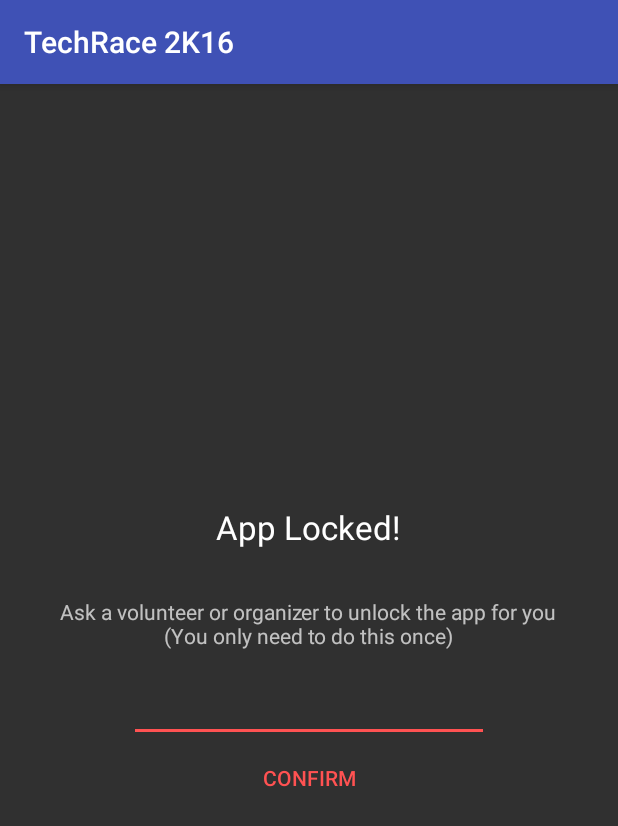
After one commit to TheDorkKnightRises/TechRace-SPIT, an Android app: the fragment CodeFragment shown on its own in the app's theme, on a phone screen of 412 x 824 dp. The commit adds this screen. Shown: the top 826 px of the screen. Run offline under Robolectric (Android 15) with nearby library versions, the phone set to English and light mode, and no system bars; libraries missing offline, so code that uses them is left out: com.heinrichreimersoftware.materialintro; 2 statements that could not run were skipped.

Commit message:
- Added splash screen - Added the first run experience

```diff
--- a/app/build.gradle
+++ b/app/build.gradle
@@ -27,8 +27,8 @@ dependencies {
     compile 'com.android.support:cardview-v7:24.0.0'
     compile 'com.android.support:recyclerview-v7:24.0.0'
     compile 'com.edwardvanraak:MaterialBarcodeScanner:0.0.6-ALPHA'
-    compile 'org.osmdroid:osmdroid-android:5.1@aar'
     compile 'com.jakewharton:butterknife:8.2.1'
     apt 'com.jakewharton:butterknife-compiler:8.2.1'
+    compile 'com.heinrichreimersoftware:material-intro:1.5.7'
     compile 'eu.davidea:flipview:1.1.1'
 }
--- /dev/null
+++ b/app/src/main/java/thedorkknightrises/techraceapp/CodeFragment.java
@@ -0,0 +1,72 @@
+package thedorkknightrises.techraceapp;
+
+import android.content.SharedPreferences;
+import android.graphics.Color;
+import android.os.Bundle;
+import android.view.LayoutInflater;
+import android.view.View;
+import android.view.ViewGroup;
+import android.widget.Button;
+import android.widget.EditText;
+import android.widget.Toast;
+
+import com.heinrichreimersoftware.materialintro.app.SlideFragment;
+
+/**
+ * Created by Samriddha Basu on 8/10/2016.
+ */
+public class CodeFragment extends SlideFragment {
+    private EditText passcode;
+    private Button button;
+    private boolean unlocked = false;
+
+    public CodeFragment() {
+        // Required empty public constructor
+    }
+
+    public static CodeFragment newInstance() {
+        return new CodeFragment();
+    }
+
+    @Override
+    public View onCreateView(LayoutInflater inflater, ViewGroup container,
+                             Bundle savedInstanceState) {
+        // Inflate the layout for this fragment
+        View root = inflater.inflate(R.layout.intro_code, container, false);
+
+        SharedPreferences pref = getActivity().getSharedPreferences("Prefs", IntroActivity.MODE_PRIVATE);
+        final SharedPreferences.Editor edit = pref.edit();
+        passcode = (EditText) root.findViewById(R.id.code);
+        button = (Button) root.findViewById(R.id.codeBtn);
+        button.setOnClickListener(new View.OnClickListener() {
+            @Override
+            public void onClick(View view) {
+                if (passcode.getText().toString().equals("UB3RH4XX0R")) {
+                    unlocked = true;
+                    unlocked();
+                    edit.putBoolean("unlocked", true);
+                    edit.putInt("group", 0);
+                    edit.commit();
+                    updateNavigation();
+                    Toast.makeText(getContext(), "Unlocked!", Toast.LENGTH_SHORT).show();
+                } else {
+                    passcode.setHintTextColor(Color.RED);
+                    passcode.setHint("Incorrect Passcode");
+                    passcode.setText("");
+                }
+            }
+        });
+        return root;
+    }
+
+    @Override
+    public boolean canGoForward() {
+        return unlocked;
+    }
+
+    private void unlocked() {
+        passcode.setEnabled(false);
+        button.setEnabled(false);
+        button.setText("✓");
+    }
+}
--- /dev/null
+++ b/app/src/main/res/drawable/launch_screen.xml
@@ -0,0 +1,12 @@
+<?xml version="1.0" encoding="utf-8"?>
+<layer-list xmlns:android="http://schemas.android.com/apk/res/android"
+    android:opacity="opaque">
+    <!-- The background color, preferably the same as your normal theme -->
+    <item android:drawable="@color/colorPrimary" />
+    <!-- Your product logo - 144dp color version of your app icon -->
+    <item>
+        <bitmap
+            android:gravity="center"
+            android:src="@drawable/ic_launcher" />
+    </item>
+</layer-list>
--- a/app/src/main/res/layout/app_bar_main.xml
+++ b/app/src/main/res/layout/app_bar_main.xml
@@ -9,6 +9,7 @@
     <android.support.design.widget.AppBarLayout
         android:layout_width="match_parent"
         android:layout_height="@dimen/nav_header_height"
+        android:minHeight="?attr/actionBarSize"
         android:theme="@style/AppTheme.AppBarOverlay">
 
         <android.support.design.widget.CollapsingToolbarLayout
@@ -19,7 +20,7 @@
             android:fitsSystemWindows="true"
             android:foreground="?android:attr/selectableItemBackground"
             app:contentScrim="?attr/colorPrimary"
-            app:layout_scrollFlags="scroll|exitUntilCollapsed" >
+            app:layout_scrollFlags="scroll|exitUntilCollapsed|snap">
 
             <android.support.v7.widget.Toolbar
                 android:id="@+id/toolbar"
@@ -36,7 +37,7 @@
         android:id="@+id/fragment"
         android:name="thedorkknightrises.techraceapp.ScannerFragment"
         android:layout_width="match_parent"
-        android:layout_height="wrap_content"
+        android:layout_height="match_parent"
         app:layout_behavior="@string/appbar_scrolling_view_behavior"
         tools:layout="@layout/fragment_scanner" />
 
--- /dev/null
+++ b/app/src/main/res/layout/intro_code.xml
@@ -0,0 +1,37 @@
+<?xml version="1.0" encoding="utf-8"?>
+<LinearLayout xmlns:android="http://schemas.android.com/apk/res/android"
+    android:layout_width="match_parent"
+    android:layout_height="match_parent"
+    android:gravity="center"
+    android:orientation="vertical">
+
+    <TextView
+        android:id="@+id/lockedText"
+        style="@style/TextAppearance.AppCompat.Large"
+        android:layout_width="wrap_content"
+        android:layout_height="wrap_content"
+        android:layout_marginBottom="@dimen/activity_vertical_margin"
+        android:text="@string/locked" />
+
+    <TextView
+        android:layout_width="wrap_content"
+        android:layout_height="wrap_content"
+        android:gravity="center"
+        android:padding="@dimen/activity_horizontal_margin"
+        android:text="@string/locked_desc" />
+
+    <EditText
+        android:id="@+id/code"
+        android:layout_width="240dp"
+        android:layout_height="wrap_content"
+        android:ems="10"
+        android:inputType="textPassword" />
+
+    <Button
+        android:id="@+id/codeBtn"
+        style="@style/Widget.AppCompat.Button.Borderless.Colored"
+        android:layout_width="wrap_content"
+        android:layout_height="wrap_content"
+        android:text="@string/action_confirm" />
+
+</LinearLayout>
--- a/app/src/main/res/values/colors.xml
+++ b/app/src/main/res/values/colors.xml
@@ -2,5 +2,5 @@
 <resources>
     <color name="colorPrimary">#3F51B5</color>
     <color name="colorPrimaryDark">#303F9F</color>
-    <color name="colorAccent">#FF4081</color>
+    <color name="colorAccent">#FF5252</color>
 </resources>
--- a/app/src/main/res/values/strings.xml
+++ b/app/src/main/res/values/strings.xml
@@ -1,5 +1,12 @@
 <resources>
     <string name="app_name">TechRace 2K16</string>
+    <string name="app_desc">The official SPIT TechRace 2016 app</string>
+    <string name="locked">App Locked!</string>
+    <string name="locked_desc">Ask a volunteer or organizer to unlock the app for you\n(You only need to do this once)</string>
+    <string name="locked_toast">Please contact a volunteer or organizer to get an access code</string>
+    <string name="camera">Permissions</string>
+    <string name="camera_desc">This app requires permission to access the camera, to be able to scan codes</string>
+    <string name="camera_toast">Please grant permission to access camera</string>
 
     <string name="navigation_drawer_open">Open navigation drawer</string>
     <string name="navigation_drawer_close">Close navigation drawer</string>
@@ -10,10 +17,10 @@
     <string name="settings">Settings</string>
 
     <string name="action_help">Help</string>
+    <string name="action_confirm">Confirm</string>
 
     <string name="scan_help">Tap the floating action button to open the scanner. Place the barcode anywhere in the viewfinder and it will be automatically scanned.</string>
 
-    <string name="app_desc">The official SPIT TechRace 2016 app</string>
 
     <string name="credits">Team</string>
     <string name="credits_desc">Meet the people behind SPIT TechRace 2016\n\n…</string>
--- a/app/src/main/res/values/styles.xml
+++ b/app/src/main/res/values/styles.xml
@@ -17,4 +17,8 @@
 
     <style name="AppTheme.PopupOverlay" parent="ThemeOverlay.AppCompat.Dialog.Alert" />
 
+    <style name="AppTheme.Launcher">
+        <item name="android:windowBackground">@drawable/launch_screen</item>
+    </style>
+
 </resources>
--- a/build.gradle
+++ b/build.gradle
@@ -17,6 +17,7 @@ buildscript {
 allprojects {
     repositories {
         jcenter()
+        maven { url 'https://jitpack.io' }
     }
 }
 
```
Also changed, not shown: app/src/main/AndroidManifest.xml (+6 -9 lines), app/src/main/java/thedorkknightrises/techraceapp/IntroActivity.java (added, +83 -0 lines), app/src/main/java/thedorkknightrises/techraceapp/MainActivity.java (+11 -0 lines), app/src/main/res/drawable/ic_launcher.png (added).
